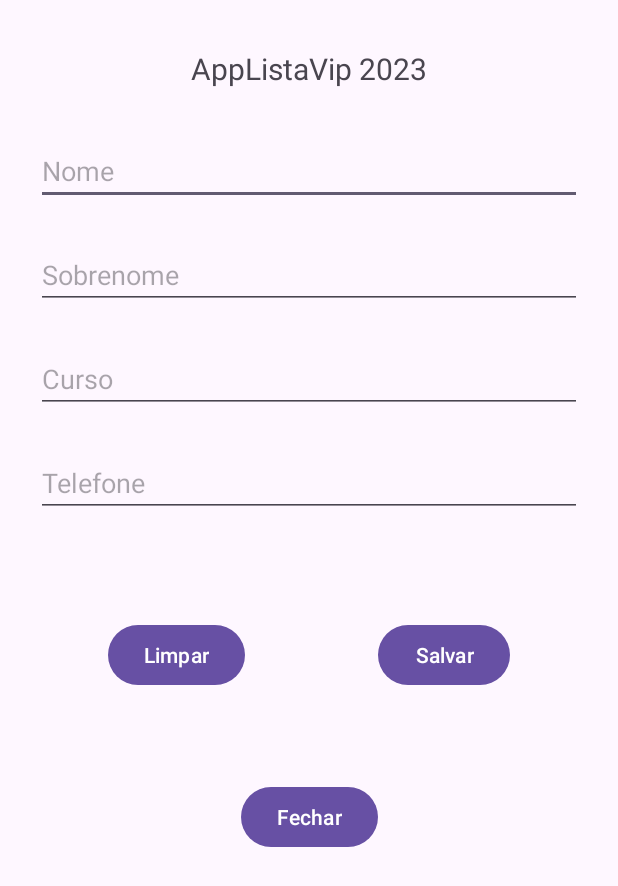
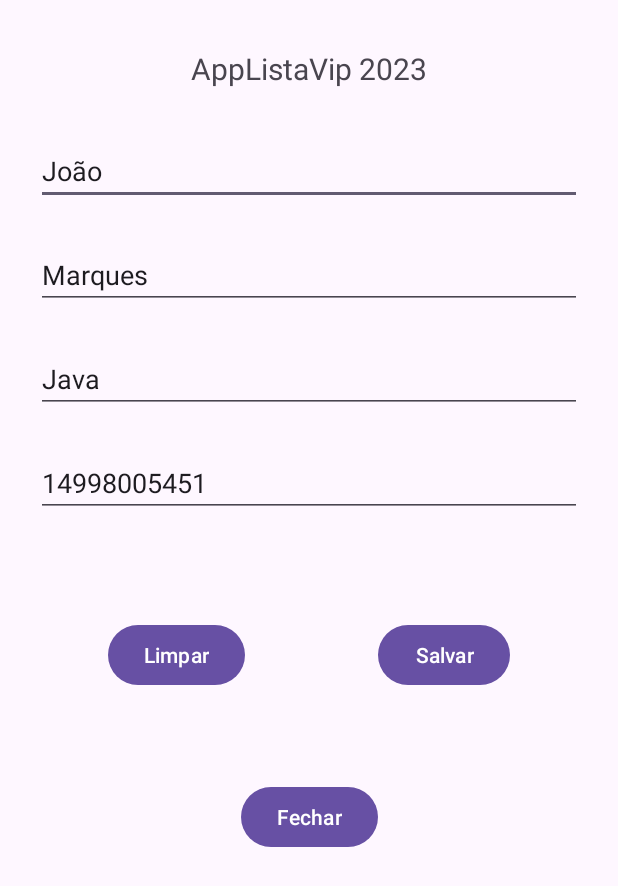
Before and after one commit to BirdJoao/CursoAndroid2023, an Android app: the screen it shows after launch (MainActivity), on a phone screen of 412 x 824 dp. Shown: the top 886 px of the screen. Run offline under Robolectric (Android 15) with nearby library versions, the phone set to English and light mode, and no system bars.

Commit message:
Fim do app

```diff
--- a/AppListaCurso/app/src/main/java/com/example/applistacurso/view/MainActivity.java
+++ b/AppListaCurso/app/src/main/java/com/example/applistacurso/view/MainActivity.java
@@ -3,14 +3,75 @@ package com.example.applistacurso.view;
 import androidx.appcompat.app.AppCompatActivity;
 
 import android.os.Bundle;
+import android.view.View;
+import android.widget.Button;
+import android.widget.EditText;
+import android.widget.Toast;
 
 import com.example.applistacurso.R;
+import com.example.applistacurso.model.Pessoa;
 
 public class MainActivity extends AppCompatActivity {
+
+    EditText editNome, editSobrenome, editCurso, editTelefone;
+    Button btnSalvar, btnLimpar, btnFechar;
+    Pessoa pessoa;
 
     @Override
     protected void onCreate(Bundle savedInstanceState) {
         super.onCreate(savedInstanceState);
         setContentView(R.layout.activity_main);
+
+        editNome = findViewById(R.id.editNome);
+        editSobrenome = findViewById(R.id.editSobrenome);
+        editCurso = findViewById(R.id.editCurso);
+        editTelefone = findViewById(R.id.editTelefone);
+        btnLimpar = findViewById(R.id.buttonLimpar);
+        btnFechar = findViewById(R.id.buttonFechar);
+        btnSalvar = findViewById(R.id.buttonSalvar);
+
+
+        pessoa = new Pessoa();
+        pessoa.setNome("João");
+        pessoa.setSobrenome("Marques");
+        pessoa.setCurso("Java");
+        pessoa.setTelefone("14998005451");
+
+        editNome.setText(pessoa.getNome());
+        editSobrenome.setText(pessoa.getSobrenome());
+        editCurso.setText(pessoa.getCurso());
+        editTelefone.setText(pessoa.getTelefone());
+
+        btnFechar.setOnClickListener(new View.OnClickListener() {
+            @Override
+            public void onClick(View v) {
+                Toast.makeText(MainActivity.this, "Vai se fuder", Toast.LENGTH_SHORT).show();
+                finish();
+            }
+        });
+
+        btnLimpar.setOnClickListener(new View.OnClickListener() {
+            @Override
+            public void onClick(View v) {
+                editNome.setText("");
+                editSobrenome.setText("");
+                editCurso.setText("");
+                editTelefone.setText("");
+            }
+        });
+
+        btnSalvar.setOnClickListener(new View.OnClickListener() {
+            @Override
+            public void onClick(View v) {
+                String nome, sobrenome, curso, telefone;
+                nome = editNome.getText().toString();
+                sobrenome = editSobrenome.getText().toString();
+                curso = editCurso.getText().toString();
+                telefone = editTelefone.getText().toString();
+
+                Toast.makeText(MainActivity.this, nome +" " + sobrenome + " Cursando o curso " + curso + " contato: " +telefone, Toast.LENGTH_SHORT).show();
+            }
+        });
+
     }
 }
```
